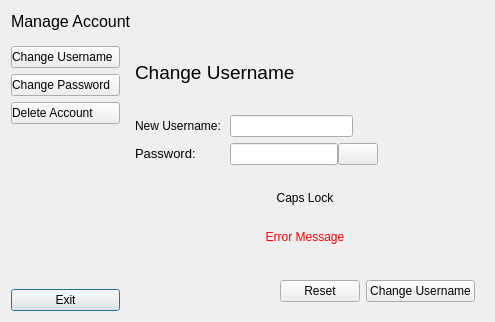
Qt form ui/manage_account.ui (VicMbugua/TaskManagementSystem) before a commit.
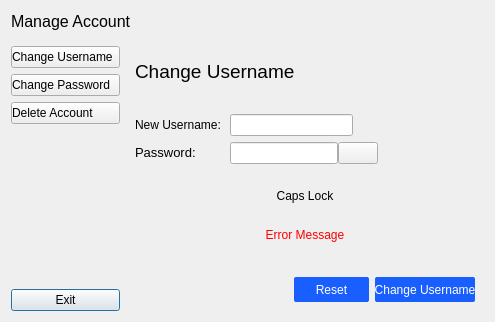
The same form after that commit. The open tabs and pages were chosen to show the change. Icons and pictures are not drawn.

Diff of the .ui file:
```diff
--- a/ui/manage_account.ui
+++ b/ui/manage_account.ui
@@ -445,6 +445,23 @@
             </item>
             <item>
              <widget class="QPushButton" name="reset_btn">
+              <property name="focusPolicy">
+               <enum>Qt::TabFocus</enum>
+              </property>
+              <property name="styleSheet">
+               <string notr="true">QPushButton{
+	background-color: rgb(25, 94, 255);
+    border: none;
+    height: 25px;
+    width: 75px;
+    border-radius: 2px;
+    color: white;
+}
+QPushButton:hover{
+	background-color: rgb(33, 159, 255);
+    color: black;
+}</string>
+              </property>
               <property name="text">
                <string>Reset</string>
               </property>
@@ -455,6 +472,23 @@
             </item>
             <item>
              <widget class="QPushButton" name="change_username_btn_2">
+              <property name="focusPolicy">
+               <enum>Qt::TabFocus</enum>
+              </property>
+              <property name="styleSheet">
+               <string notr="true">QPushButton{
+	background-color: rgb(25, 94, 255);
+    border: none;
+    height: 25px;
+    width: 100px;
+    border-radius: 2px;
+    color: white;
+}
+QPushButton:hover{
+	background-color: rgb(33, 159, 255);
+    color: black;
+}</string>
+              </property>
               <property name="text">
                <string>Change Username</string>
               </property>
```
Left out of the diff: 33 changed lines with no effect on the pictures.
